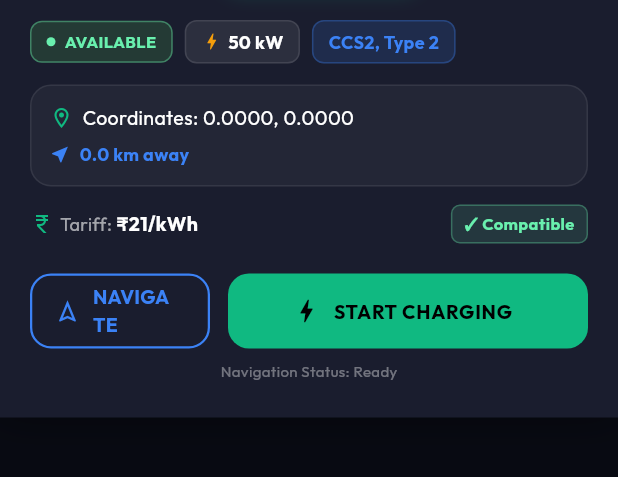
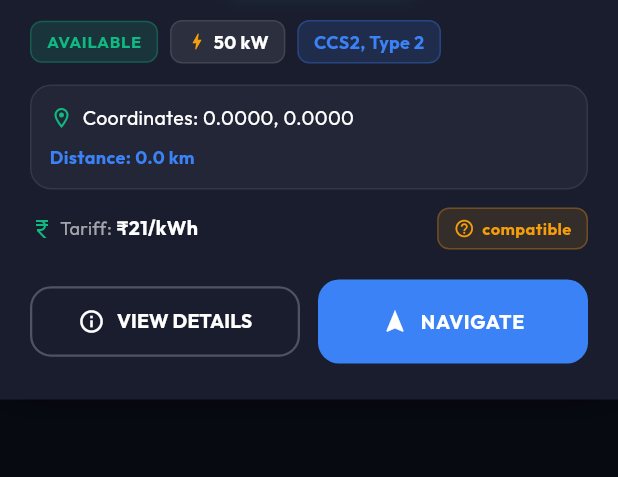
Before and after one commit to kavyansharma/EVHub, a Flutter app: the ChargerMarkerDetailsSheet widget shown alone on an empty page, opened directly with empty values, on a phone screen of 412 x 824 dp, the part 136-613 px from its top. Run offline on Flutter 3.47's test engine with Material 3 defaults, Android fonts, the phone set to English and light mode, and no system bars; our stand-ins replace cloud_firestore, csv, file_picker, firebase_auth, firebase_core, fl_chart and 6 more; missing offline and left inert: dart:html, pointer_interceptor; accounts and stored records are empty; network calls fail.

Commit message:
feat: Implement Google Maps style in-app EV trip preview and navigation screen inside EVHub

```diff
--- a/lib/core/widgets/charger_marker_details_sheet.dart
+++ b/lib/core/widgets/charger_marker_details_sheet.dart
@@ -10,11 +10,8 @@ import '../../services/charging_time_estimator_service.dart';
 import '../../services/navigation_launcher_service.dart';
 import '../../screens/phase4/charger_details_screen.dart';
 
-
-
 /// Synchronous Charger Details Bottom Sheet.
-/// Immediately renders complete charger details from the in-memory [charger] object
-/// without blocking async calls, loaders, or dark empty states.
+/// Immediately renders complete charger details from the in-memory [charger] object.
 class ChargerMarkerDetailsSheet extends StatelessWidget {
   final MapMarkerModel charger;
 
@@ -219,7 +216,7 @@ class ChargerMarkerDetailsSheet extends StatelessWidget {
                   ),
                   const SizedBox(height: 14),
 
-                  // LOCATION & DISTANCE ROW
+                  // LOCATION & DISTANCE DETAILS ROW (Distance from route & Distance to destination)
                   Container(
                     padding: const EdgeInsets.all(12),
                     decoration: BoxDecoration(
@@ -244,19 +241,16 @@ class ChargerMarkerDetailsSheet extends StatelessWidget {
                             ),
                           ],
                         ),
-                        if (charger.distanceKm != null) ...[
-                          const SizedBox(height: 6),
+                        const SizedBox(height: 8),
                         Row(
+                          mainAxisAlignment: MainAxisAlignment.spaceBetween,
                           children: [
-                              const Icon(Icons.near_me, color: Color(0xFF3B82F6), size: 14),
-                              const SizedBox(width: 6),
                                 Text(
-                                '${charger.distanceKm!.toStringAsFixed(1)} km away',
+                                  'Distance: ${charger.distanceKm != null ? "${charger.distanceKm!.toStringAsFixed(1)} km" : "On Route"}',
                                   style: GoogleFonts.outfit(color: const Color(0xFF3B82F6), fontWeight: FontWeight.bold, fontSize: 12),
                                 ),
                           ],
                         ),
-                        ],
                       ],
                     ),
                   ),
@@ -276,64 +270,53 @@ class ChargerMarkerDetailsSheet extends StatelessWidget {
                         style: GoogleFonts.outfit(color: Colors.white, fontWeight: FontWeight.bold, fontSize: 13),
                       ),
                       const Spacer(),
-                      _buildCompatibilityBadge(compStatus),
+                      _buildCompatibilityBadge(compStatus.name),
                     ],
                   ),
                   const SizedBox(height: 20),
 
-                  // ACTION BUTTONS: NAVIGATE TO CHARGER + START & FULL DETAILS
+                  // ACTION BUTTONS: VIEW DETAILS & NAVIGATE
                   Row(
                     children: [
                       Expanded(
-                        flex: 1,
-                        child: SizedBox(
-                          height: 50,
                         child: OutlinedButton.icon(
-                            onPressed: () => _onNavigatePressed(context),
-                            icon: const Icon(Icons.navigation_outlined, color: Color(0xFF3B82F6), size: 18),
-                            label: Text(
-                              'NAVIGATE',
-                              style: GoogleFonts.outfit(color: const Color(0xFF3B82F6), fontWeight: FontWeight.bold, fontSize: 13),
-                            ),
-                            style: OutlinedButton.styleFrom(
-                              side: const BorderSide(color: Color(0xFF3B82F6), width: 1.5),
-                              shape: RoundedRectangleBorder(borderRadius: BorderRadius.circular(14)),
-                            ),
-                          ),
-                        ),
-                      ),
-                      const SizedBox(width: 12),
-                      Expanded(
-                        flex: 2,
-                        child: SizedBox(
-                          height: 50,
-                          child: ElevatedButton.icon(
                           onPressed: () {
                             Navigator.push(
                               context,
                               MaterialPageRoute(builder: (_) => ChargerDetailsScreen(marker: charger)),
                             );
                           },
-                            icon: const Icon(Icons.bolt, color: Colors.black, size: 20),
+                          style: OutlinedButton.styleFrom(
+                            foregroundColor: Colors.white,
+                            side: const BorderSide(color: Colors.white24, width: 1.5),
+                            shape: RoundedRectangleBorder(borderRadius: BorderRadius.circular(14)),
+                            padding: const EdgeInsets.symmetric(vertical: 14),
+                          ),
+                          icon: const Icon(Icons.info_outline, color: Colors.white, size: 18),
                           label: Text(
-                              'START CHARGING',
-                              style: GoogleFonts.outfit(color: Colors.black, fontWeight: FontWeight.bold, fontSize: 13),
+                            'VIEW DETAILS',
+                            style: GoogleFonts.outfit(color: Colors.white, fontWeight: FontWeight.bold, fontSize: 13),
                           ),
+                        ),
+                      ),
+                      const SizedBox(width: 12),
+                      Expanded(
+                        child: ElevatedButton.icon(
+                          onPressed: () => _onNavigatePressed(context),
                           style: ElevatedButton.styleFrom(
-                              backgroundColor: const Color(0xFF10B981),
+                            backgroundColor: const Color(0xFF3B82F6),
+                            foregroundColor: Colors.white,
                             shape: RoundedRectangleBorder(borderRadius: BorderRadius.circular(14)),
+                            padding: const EdgeInsets.symmetric(vertical: 14),
                           ),
+                          icon: const Icon(Icons.navigation, color: Colors.white, size: 18),
+                          label: Text(
+                            'NAVIGATE',
+                            style: GoogleFonts.outfit(color: Colors.white, fontWeight: FontWeight.bold, fontSize: 13),
                           ),
                         ),
                       ),
                     ],
-                  ),
-                  const SizedBox(height: 8),
-                  Center(
-                    child: Text(
-                      'Navigation Status: Ready',
-                      style: GoogleFonts.outfit(color: Colors.white38, fontSize: 10),
-                    ),
                   ),
                 ],
               ),
@@ -347,28 +330,28 @@ class ChargerMarkerDetailsSheet extends StatelessWidget {
   Widget _buildStatusBadge(MarkerStatus status) {
     Color bg;
     Color fg;
-    String label;
+    String text;
 
     switch (status) {
       case MarkerStatus.available:
-        bg = Colors.green.withOpacity(0.2);
-        fg = Colors.greenAccent;
-        label = 'AVAILABLE';
+        bg = const Color(0xFF10B981).withOpacity(0.15);
+        fg = const Color(0xFF10B981);
+        text = 'AVAILABLE';
         break;
       case MarkerStatus.busy:
-        bg = Colors.orange.withOpacity(0.2);
-        fg = Colors.orangeAccent;
-        label = 'BUSY';
+        bg = const Color(0xFFF59E0B).withOpacity(0.15);
+        fg = const Color(0xFFF59E0B);
+        text = 'BUSY';
         break;
       case MarkerStatus.offline:
-        bg = Colors.red.withOpacity(0.2);
+        bg = Colors.red.withOpacity(0.15);
         fg = Colors.redAccent;
-        label = 'OFFLINE';
+        text = 'OFFLINE';
         break;
       case MarkerStatus.unknown:
-        bg = Colors.grey.withOpacity(0.2);
+        bg = Colors.white.withOpacity(0.1);
         fg = Colors.white70;
-        label = 'Availability unknown';
+        text = 'STATUS UNKNOWN';
         break;
     }
 
@@ -377,60 +360,48 @@ class ChargerMarkerDetailsSheet extends StatelessWidget {
       decoration: BoxDecoration(
         color: bg,
         borderRadius: BorderRadius.circular(8),
-        border: Border.all(color: fg.withOpacity(0.4)),
+        border: Border.all(color: fg.withOpacity(0.3)),
+      ),
+      child: Text(
+        text,
+        style: GoogleFonts.outfit(color: fg, fontSize: 11, fontWeight: FontWeight.bold, letterSpacing: 0.5),
+      ),
+    );
+  }
+
+  Widget _buildCompatibilityBadge(String compStatus) {
+    Color color;
+    IconData icon;
+
+    if (compStatus == 'Compatible') {
+      color = const Color(0xFF10B981);
+      icon = Icons.check_circle;
+    } else if (compStatus == 'Incompatible') {
+      color = Colors.redAccent;
+      icon = Icons.cancel;
+    } else {
+      color = const Color(0xFFF59E0B);
+      icon = Icons.help_outline;
+    }
+
+    return Container(
+      padding: const EdgeInsets.symmetric(horizontal: 10, vertical: 5),
+      decoration: BoxDecoration(
+        color: color.withOpacity(0.12),
+        borderRadius: BorderRadius.circular(8),
+        border: Border.all(color: color.withOpacity(0.3)),
       ),
       child: Row(
         mainAxisSize: MainAxisSize.min,
         children: [
-          Container(
-            width: 6,
-            height: 6,
-            decoration: BoxDecoration(color: fg, shape: BoxShape.circle),
-          ),
-          const SizedBox(width: 6),
+          Icon(icon, color: color, size: 14),
+          const SizedBox(width: 5),
           Text(
-            label,
-            style: GoogleFonts.outfit(color: fg, fontWeight: FontWeight.bold, fontSize: 11),
+            compStatus,
+            style: GoogleFonts.outfit(color: color, fontSize: 11, fontWeight: FontWeight.bold),
           ),
         ],
       ),
     );
   }
-
-  Widget _buildCompatibilityBadge(EVCompatibilityStatus status) {
-    Color fg;
-    String label;
-
-    switch (status) {
-      case EVCompatibilityStatus.compatible:
-        fg = Colors.greenAccent;
-        label = '✓ Compatible';
-        break;
-      case EVCompatibilityStatus.partiallyCompatible:
-        fg = Colors.amberAccent;
-        label = '⚠ Partial';
-        break;
-      case EVCompatibilityStatus.incompatible:
-        fg = Colors.redAccent;
-        label = '✕ Incompatible';
-        break;
-      case EVCompatibilityStatus.noVehicleSelected:
-        fg = Colors.white60;
-        label = 'Select your EV';
-        break;
 }
-
-    return Container(
-      padding: const EdgeInsets.symmetric(horizontal: 8, vertical: 4),
-      decoration: BoxDecoration(
-        color: fg.withOpacity(0.12),
-        borderRadius: BorderRadius.circular(6),
-        border: Border.all(color: fg.withOpacity(0.3)),
-      ),
-      child: Text(
-        label,
-        style: GoogleFonts.outfit(color: fg, fontWeight: FontWeight.bold, fontSize: 11),
-      ),
-    );
-  }
-}
--- a/lib/screens/phase4/in_app_navigation_screen.dart
+++ b/lib/screens/phase4/in_app_navigation_screen.dart
@@ -134,7 +134,7 @@ class _InAppNavigationScreenState extends State<InAppNavigationScreen> {
 
     _simulationTimer?.cancel();
 
-    // Start in-app navigation progress:
+    // Start in-app navigation progress inside EVHub:
     // If live GPS location is available and permission is granted, track position.
     // If live location is unavailable or permission is not granted, run route simulation along decoded polyline without prompting for permissions.
     _simulationTimer = Timer.periodic(const Duration(milliseconds: 700), (timer) {
@@ -360,30 +360,30 @@ class _InAppNavigationScreenState extends State<InAppNavigationScreen> {
     final markers = <Marker>{};
     final recommendedIds = mp.recommendedStops.map((s) => s.charger.id).toSet();
 
-    // Origin marker
+    // 1. Green Start Marker (Origin)
     markers.add(
       Marker(
         markerId: const MarkerId('nav_origin'),
         position: LatLng(widget.origin.latitude, widget.origin.longitude),
         infoWindow: InfoWindow(title: 'Start: ${widget.origin.displayName}'),
-        icon: BitmapDescriptor.defaultMarkerWithHue(BitmapDescriptor.hueAzure),
+        icon: BitmapDescriptor.defaultMarkerWithHue(BitmapDescriptor.hueGreen),
       ),
     );
 
-    // Destination marker
+    // 2. Red Destination Marker
     markers.add(
       Marker(
         markerId: const MarkerId('nav_destination'),
         position: LatLng(widget.destination.latitude, widget.destination.longitude),
         infoWindow: InfoWindow(
-          title: 'Navigating to: ${widget.destination.displayName}',
+          title: 'Destination: ${widget.destination.displayName}',
           snippet: widget.destination.subtitle ?? 'Destination',
         ),
         icon: BitmapDescriptor.defaultMarkerWithHue(BitmapDescriptor.hueRed),
       ),
     );
 
-    // Active vehicle marker (Violet hue - ONLY when in ACTIVE NAVIGATION MODE)
+    // 3. Moving EV Vehicle Marker (Violet hue - Active Navigation mode only)
     if (_isNavigatingActive && mp.routePoints.isNotEmpty && _currentRouteIndex < mp.routePoints.length) {
       markers.add(
         Marker(
@@ -396,7 +396,7 @@ class _InAppNavigationScreenState extends State<InAppNavigationScreen> {
       );
     }
 
-    // All corridor chargers (with recommended chargers visually distinct)
+    // 4. EV Chargers along route corridor (Blue for normal chargers, Green with star for recommended)
     final corridorChargers = mp.getFilteredMarkers();
     for (final c in corridorChargers) {
       final isRec = recommendedIds.contains(c.id);
@@ -492,7 +492,7 @@ class _InAppNavigationScreenState extends State<InAppNavigationScreen> {
       backgroundColor: AppColors.background,
       body: Stack(
         children: [
-          // 1. FULL SCREEN GOOGLE MAP (In-App Navigation View)
+          // 1. FULL SCREEN GOOGLE MAP VIEW (In-App Maps Screen)
           Positioned.fill(
             child: GoogleMap(
               initialCameraPosition: initialPos,
@@ -510,7 +510,7 @@ class _InAppNavigationScreenState extends State<InAppNavigationScreen> {
             ),
           ),
 
-          // 2. TOP NAVIGATION HUD CARD
+          // 2. TOP CARD (Trip Metrics: Total Distance, ETA, Battery Consumption, Stops)
           Positioned(
             top: 40, left: 16, right: 16,
             child: GlassContainer(
@@ -554,7 +554,7 @@ class _InAppNavigationScreenState extends State<InAppNavigationScreen> {
                             ),
                             const SizedBox(height: 4),
                             Text(
-                              'Navigating to ${widget.destination.displayName}',
+                              'Route to ${widget.destination.displayName}',
                               style: GoogleFonts.outfit(
                                 color: Colors.white,
                                 fontWeight: FontWeight.bold,
@@ -564,7 +564,8 @@ class _InAppNavigationScreenState extends State<InAppNavigationScreen> {
                               overflow: TextOverflow.ellipsis,
                             ),
                             const SizedBox(height: 6),
-                            // Top Maneuver Area (ONLY visible during active navigation)
+
+                            // Active Maneuver Instruction (Visible only during Active Navigation Mode)
                             if (_isNavigatingActive) ...[
                               Container(
                                 padding: const EdgeInsets.symmetric(horizontal: 10, vertical: 6),
@@ -592,7 +593,7 @@ class _InAppNavigationScreenState extends State<InAppNavigationScreen> {
                                             overflow: TextOverflow.ellipsis,
                                           ),
                                           Text(
-                                            'Next maneuver in ${_getDistanceToManeuver(distanceToStopKm, remainingDistanceKm, activeStop != null)}',
+                                            'Next turn in ${_getDistanceToManeuver(distanceToStopKm, remainingDistanceKm, activeStop != null)}',
                                             style: GoogleFonts.outfit(
                                               color: const Color(0xFF60A5FA),
                                               fontSize: 10,
@@ -607,7 +608,8 @@ class _InAppNavigationScreenState extends State<InAppNavigationScreen> {
                               ),
                               const SizedBox(height: 6),
                             ],
-                            // Navigation HUD / Trip Summary Bar: Distance | ETA | Arrival Battery | Charging Stops
+
+                            // Top Metrics Bar: Distance | ETA | Battery Consumption / Remaining | Charging Stops Required
                             Container(
                               padding: const EdgeInsets.symmetric(horizontal: 10, vertical: 6),
                               decoration: BoxDecoration(
@@ -617,16 +619,16 @@ class _InAppNavigationScreenState extends State<InAppNavigationScreen> {
                               child: Row(
                                 mainAxisAlignment: MainAxisAlignment.spaceAround,
                                 children: [
-                                  _buildTopNavMetric('Distance', _isNavigatingActive ? remainingDistanceDisplay : totalDistanceDisplay),
+                                  _buildTopNavMetric('Total Dist.', _isNavigatingActive ? remainingDistanceDisplay : totalDistanceDisplay),
                                   Text('|', style: GoogleFonts.outfit(color: Colors.white24, fontSize: 12)),
-                                  _buildTopNavMetric('ETA', _isNavigatingActive ? remainingEtaDisplay : totalDurationDisplay),
+                                  _buildTopNavMetric('Est. Time', _isNavigatingActive ? remainingEtaDisplay : totalDurationDisplay),
                                   Text('|', style: GoogleFonts.outfit(color: Colors.white24, fontSize: 12)),
                                   _buildTopNavMetric(
-                                    _isNavigatingActive ? 'Remaining Battery' : 'Arrival Battery',
-                                    _isNavigatingActive ? '${currentBatteryPct.toStringAsFixed(0)}%' : '${expectedBatteryAtDestPct.toStringAsFixed(0)}%',
+                                    _isNavigatingActive ? 'Battery' : 'Consumption',
+                                    _isNavigatingActive ? '${currentBatteryPct.toStringAsFixed(0)}%' : '${totalEnergyNeededKwh.toStringAsFixed(1)} kWh',
                                   ),
                                   Text('|', style: GoogleFonts.outfit(color: Colors.white24, fontSize: 12)),
-                                  _buildTopNavMetric('Stops', '${stops.length - _activeStopIndex} Left'),
+                                  _buildTopNavMetric('Stops Req.', '${stops.length} Stop${stops.length == 1 ? "" : "s"}'),
                                 ],
                               ),
                             ),
@@ -668,9 +670,7 @@ class _InAppNavigationScreenState extends State<InAppNavigationScreen> {
                               minimumSize: Size.zero,
                               tapTargetSize: MaterialTapTargetSize.shrinkWrap,
                             ),
-                            onPressed: () {
-                              _fitMapBounds();
-                            },
+                            onPressed: _fitMapBounds,
                             child: Text(
                               'Recenter Route',
                               style: GoogleFonts.outfit(
@@ -719,7 +719,7 @@ class _InAppNavigationScreenState extends State<InAppNavigationScreen> {
             ),
           ),
 
-          // 4. BOTTOM NAVIGATION CONTROL CONSOLE HUD
+          // 4. BOTTOM CARD & MAIN CONTROLS
           Positioned(
             left: 16, right: 16, bottom: 24,
             child: GlassContainer(
@@ -729,7 +729,7 @@ class _InAppNavigationScreenState extends State<InAppNavigationScreen> {
                 mainAxisSize: MainAxisSize.min,
                 crossAxisAlignment: CrossAxisAlignment.start,
                 children: [
-                  // Next Charging Stop / Charging Requirement Card
+                  // Next Recommended Charger Card
                   Container(
                     padding: const EdgeInsets.all(14),
                     decoration: BoxDecoration(
@@ -752,7 +752,9 @@ class _InAppNavigationScreenState extends State<InAppNavigationScreen> {
                             const SizedBox(width: 8),
                             Expanded(
                               child: Text(
-                                activeStop != null ? 'Next Recommended Stop: ${activeStop.charger.title}' : 'Direct Trip — No Charging Required',
+                                _isNavigatingActive
+                                    ? (activeStop != null ? 'Charging Stop Ahead: ${activeStop.charger.title}' : 'Direct Trip — No Charging Required')
+                                    : (activeStop != null ? 'Next Recommended Charger: ${activeStop.charger.title}' : 'Direct Trip — No Charging Required'),
                                 style: GoogleFonts.outfit(
                                   color: Colors.white,
                                   fontWeight: FontWeight.bold,
@@ -774,7 +776,7 @@ class _InAppNavigationScreenState extends State<InAppNavigationScreen> {
                           const SizedBox(height: 4),
                           Text(
                             smartResult.chargingRequired
-                                ? 'Charging required along route'
+                                ? 'Charging required along route corridor'
                                 : 'Direct trip reachable on current battery reserve',
                             style: GoogleFonts.outfit(color: Colors.white70, fontSize: 11),
                           ),
@@ -785,11 +787,11 @@ class _InAppNavigationScreenState extends State<InAppNavigationScreen> {
                           children: [
                             _buildStopSubMetric(
                               label: 'Distance',
-                              value: activeStop != null ? '${distanceToStopKm.toStringAsFixed(1)} km' : totalDistanceDisplay,
+                              value: activeStop != null ? '${(activeStop.distanceFromStartKm - (_isNavigatingActive ? coveredDistanceKm : 0)).clamp(0, totalDistanceKm).toStringAsFixed(1)} km' : totalDistanceDisplay,
                               color: const Color(0xFF3B82F6),
                             ),
                             _buildStopSubMetric(
-                              label: 'Arrival Battery',
+                              label: 'Expected Battery',
                               value: activeStop != null
                                   ? '${expectedBatteryAtStopPct.toStringAsFixed(0)}%'
                                   : '${expectedBatteryAtDestPct.toStringAsFixed(0)}%',
@@ -804,6 +806,7 @@ class _InAppNavigationScreenState extends State<InAppNavigationScreen> {
                             ),
                           ],
                         ),
+                        // START CHARGING & SKIP STOP buttons (Only active in navigation mode when approaching charger)
                         if (_isNavigatingActive && activeStop != null) ...[
                           const SizedBox(height: 12),
                           Row(
@@ -844,7 +847,7 @@ class _InAppNavigationScreenState extends State<InAppNavigationScreen> {
 
                   const SizedBox(height: 16),
 
-                  // START NAVIGATION / LIVE NAVIGATION & EXIT NAVIGATION Controls
+                  // MAIN ACTION BUTTON: START NAVIGATION (Preview Mode) / LIVE NAVIGATION & EXIT NAV (Active Mode)
                   if (!_isNavigatingActive) ...[
                     SizedBox(
                       width: double.infinity,
```
Also changed, not shown: 4 other files. Lines whose indentation alone changed are shown as unchanged.
